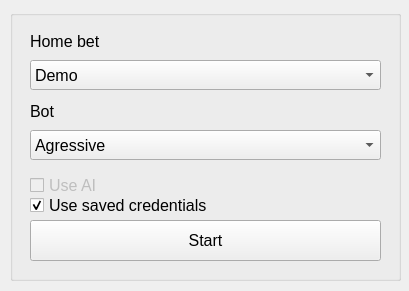
bikerlfh/crashbot, file apps/gui/resources/ui/parameter.ui: the form before one commit.
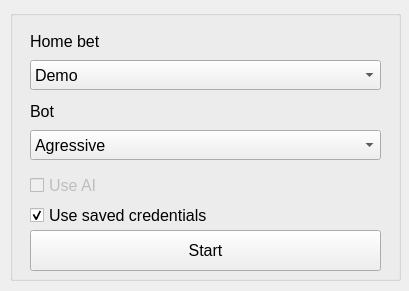
The form after the commit.

```diff
--- a/apps/gui/resources/ui/parameter.ui
+++ b/apps/gui/resources/ui/parameter.ui
@@ -163,7 +163,7 @@
     <property name="geometry">
      <rect>
       <x>20</x>
-      <y>210</y>
+      <y>220</y>
       <width>351</width>
       <height>41</height>
      </rect>
@@ -191,7 +191,7 @@
     <property name="geometry">
      <rect>
       <x>20</x>
-      <y>180</y>
+      <y>190</y>
       <width>341</width>
       <height>30</height>
      </rect>
@@ -208,6 +208,15 @@
       <height>30</height>
      </size>
     </property>
+    <property name="font">
+     <font>
+      <pointsize>12</pointsize>
+      <kerning>true</kerning>
+     </font>
+    </property>
+    <property name="mouseTracking">
+     <bool>false</bool>
+    </property>
     <property name="toolTipDuration">
      <number>3</number>
     </property>
```
Left out of the diff: 3 changed lines with no effect on the pictures.
